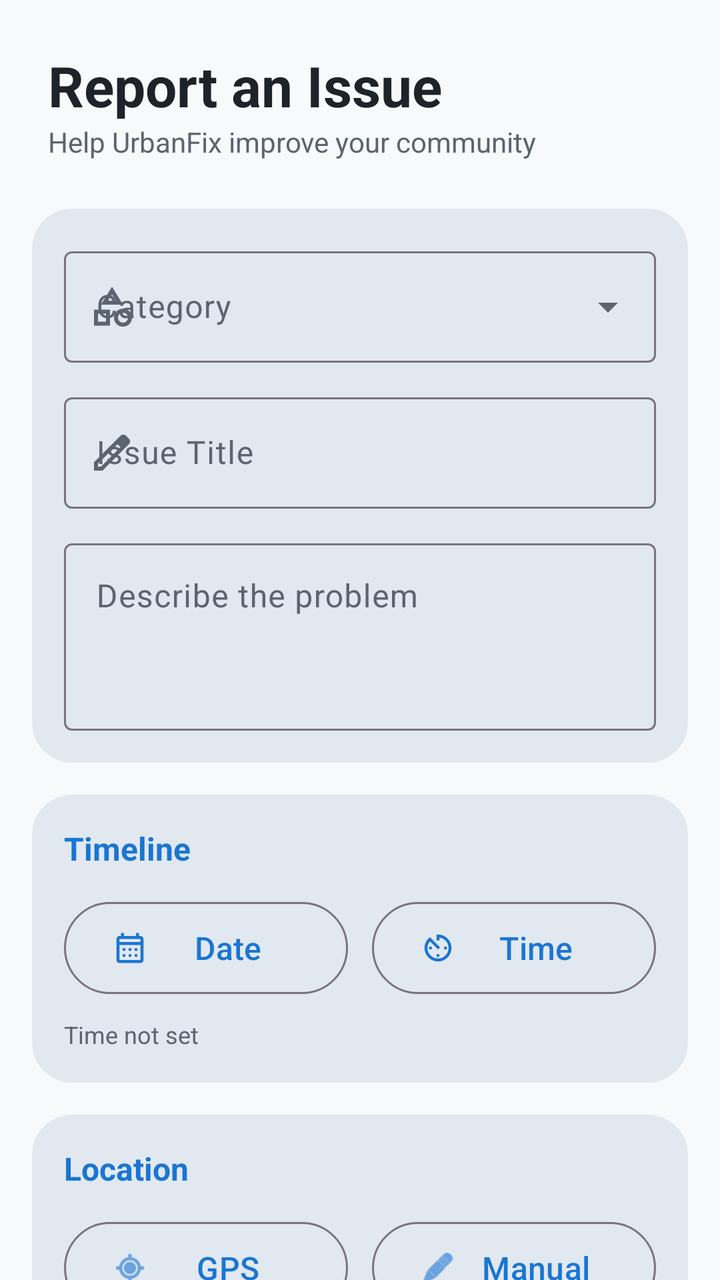
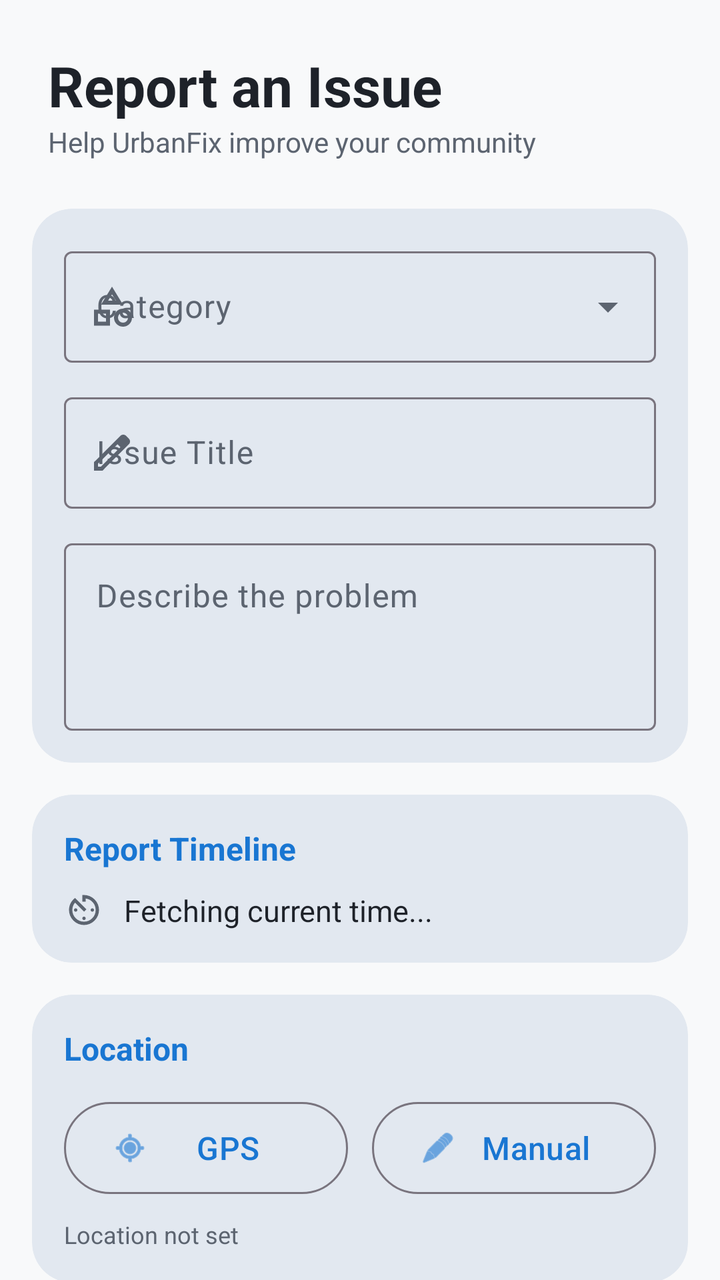

Two renders of the same Android screen: before a commit and after it. Below are the layout's source before the change and the commit's diff.
<!-- AndroidManifest.xml: application theme Theme.Urbanfix -->
<!-- res/layout/fragment_report.xml -->
<?xml version="1.0" encoding="utf-8"?>
<androidx.constraintlayout.widget.ConstraintLayout xmlns:android="http://schemas.android.com/apk/res/android"
    xmlns:app="http://schemas.android.com/apk/res-auto"
    xmlns:tools="http://schemas.android.com/tools"
    android:layout_width="match_parent"
    android:layout_height="match_parent"
    android:background="?android:attr/windowBackground">

    <LinearLayout
        android:id="@+id/headerLayout"
        android:layout_width="match_parent"
        android:layout_height="wrap_content"
        android:orientation="vertical"
        android:padding="24dp"
        app:layout_constraintTop_toTopOf="parent">

        <TextView
            android:layout_width="wrap_content"
            android:layout_height="wrap_content"
            android:text="Report an Issue"
            android:textColor="?attr/colorOnSurface"
            android:textSize="28sp"
            android:textStyle="bold" />

        <TextView
            android:layout_width="wrap_content"
            android:layout_height="wrap_content"
            android:text="Help UrbanFix improve your community"
            android:textColor="?attr/colorOnSurfaceVariant" android:textSize="14sp" />
    </LinearLayout>

    <ScrollView
        android:layout_width="match_parent"
        android:layout_height="0dp"
        android:fillViewport="true"
        android:scrollbars="none"
        app:layout_constraintBottom_toBottomOf="parent"
        app:layout_constraintTop_toBottomOf="@id/headerLayout">

        <LinearLayout
            android:layout_width="match_parent"
            android:layout_height="wrap_content"
            android:orientation="vertical"
            android:paddingHorizontal="16dp"
            android:paddingBottom="24dp">

            <com.google.android.material.card.MaterialCardView
                android:layout_width="match_parent"
                android:layout_height="wrap_content"
                android:layout_marginBottom="16dp"
                app:cardBackgroundColor="?attr/colorSurfaceVariant" app:cardCornerRadius="20dp"
                app:cardElevation="0dp"
                app:strokeWidth="0dp">

                <LinearLayout
                    android:layout_width="match_parent"
                    android:layout_height="wrap_content"
                    android:orientation="vertical"
                    android:padding="16dp">

                    <com.google.android.material.textfield.TextInputLayout
                        style="@style/Widget.Material3.TextInputLayout.OutlinedBox.ExposedDropdownMenu"
                        android:layout_width="match_parent"
                        android:layout_height="wrap_content"
                        android:hint="Category"
                        app:startIconDrawable="@drawable/ic_category">

                        <AutoCompleteTextView
                            android:id="@+id/categorySpinner"
                            android:layout_width="match_parent"
                            android:layout_height="wrap_content"
                            android:inputType="none"
                            android:textColor="?attr/colorOnSurface" />
                    </com.google.android.material.textfield.TextInputLayout>

                    <com.google.android.material.textfield.TextInputLayout
                        style="@style/Widget.Material3.TextInputLayout.OutlinedBox"
                        android:layout_width="match_parent"
                        android:layout_height="wrap_content"
                        android:layout_marginTop="12dp"
                        android:hint="Issue Title"
                        app:startIconDrawable="@drawable/ic_edit">

                        <com.google.android.material.textfield.TextInputEditText
                            android:id="@+id/etTitle"
                            android:layout_width="match_parent"
                            android:layout_height="wrap_content"
                            android:inputType="textCapSentences"
                            android:textColor="?attr/colorOnSurface" />
                    </com.google.android.material.textfield.TextInputLayout>

                    <com.google.android.material.textfield.TextInputLayout
                        style="@style/Widget.Material3.TextInputLayout.OutlinedBox"
                        android:layout_width="match_parent"
                        android:layout_height="wrap_content"
                        android:layout_marginTop="12dp"
                        android:hint="Describe the problem">

                        <com.google.android.material.textfield.TextInputEditText
                            android:id="@+id/etDescription"
                            android:layout_width="match_parent"
                            android:layout_height="wrap_content"
                            android:gravity="top"
                            android:inputType="textMultiLine"
                            android:minLines="3"
                            android:textColor="?attr/colorOnSurface" />
                    </com.google.android.material.textfield.TextInputLayout>
                </LinearLayout>
            </com.google.android.material.card.MaterialCardView>

            <com.google.android.material.card.MaterialCardView
                android:layout_width="match_parent"
                android:layout_height="wrap_content"
                android:layout_marginBottom="16dp"
                app:cardBackgroundColor="?attr/colorSurfaceVariant" app:cardCornerRadius="20dp"
                app:cardElevation="0dp"
                app:strokeWidth="0dp">

                <LinearLayout
                    android:layout_width="match_parent"
                    android:layout_height="wrap_content"
                    android:orientation="vertical"
                    android:padding="16dp">

                    <TextView
                        android:layout_width="wrap_content"
                        android:layout_height="wrap_content"
                        android:text="Timeline"
                        android:textStyle="bold"
                        android:textColor="?attr/colorPrimary" />

                    <LinearLayout
                        android:layout_width="match_parent"
                        android:layout_height="wrap_content"
                        android:layout_marginTop="12dp"
                        android:orientation="horizontal"
                        android:weightSum="2">

                        <com.google.android.material.button.MaterialButton
                            android:id="@+id/btnPickDate"
                            style="@style/Widget.Material3.Button.OutlinedButton"
                            android:layout_width="0dp"
                            android:layout_height="54dp"
                            android:layout_weight="1"
                            android:layout_marginEnd="6dp"
                            android:text="Date"
                            app:icon="@drawable/ic_calendar" />

                        <com.google.android.material.button.MaterialButton
                            android:id="@+id/btnPickTime"
                            style="@style/Widget.Material3.Button.OutlinedButton"
                            android:layout_width="0dp"
                            android:layout_height="54dp"
                            android:layout_weight="1"
                            android:layout_marginStart="6dp"
                            android:text="Time"
                            app:icon="@drawable/ic_timer" />
                    </LinearLayout>

                    <TextView
                        android:id="@+id/tvSelectedDateTime"
                        android:layout_width="wrap_content"
                        android:layout_height="wrap_content"
                        android:layout_marginTop="8dp"
                        android:text="Time not set"
                        android:textColor="?attr/colorOnSurfaceVariant" android:textSize="12sp" />
                </LinearLayout>
            </com.google.android.material.card.MaterialCardView>

            <com.google.android.material.card.MaterialCardView
                android:layout_width="match_parent"
                android:layout_height="wrap_content"
                android:layout_marginBottom="16dp"
                app:cardBackgroundColor="?attr/colorSurfaceVariant" app:cardCornerRadius="20dp"
                app:cardElevation="0dp"
                app:strokeWidth="0dp">

                <LinearLayout
                    android:layout_width="match_parent"
                    android:layout_height="wrap_content"
                    android:orientation="vertical"
                    android:padding="16dp">

                    <TextView
                        android:layout_width="wrap_content"
                        android:layout_height="wrap_content"
                        android:text="Location"
                        android:textStyle="bold"
                        android:textColor="?attr/colorPrimary" />

                    <LinearLayout
                        android:layout_width="match_parent"
                        android:layout_height="wrap_content"
                        android:layout_marginTop="12dp"
                        android:orientation="horizontal"
                        android:weightSum="2">

                        <com.google.android.material.button.MaterialButton
                            android:id="@+id/btnCurrentLoc"
                            style="@style/Widget.Material3.Button.OutlinedButton"
                            android:layout_width="0dp"
                            android:layout_height="54dp"
                            android:layout_weight="1"
                            android:layout_marginEnd="6dp"
                            android:text="GPS"
                            app:icon="@android:drawable/ic_menu_mylocation" />

                        <com.google.android.material.button.MaterialButton
                            android:id="@+id/btnManualLoc"
                            style="@style/Widget.Material3.Button.OutlinedButton"
                            android:layout_width="0dp"
                            android:layout_height="54dp"
                            android:layout_weight="1"
                            android:layout_marginStart="6dp"
                            android:text="Manual"
                            app:icon="@android:drawable/ic_menu_edit" />
                    </LinearLayout>

                    <TextView
                        android:id="@+id/tvSelectedLocation"
                        android:layout_width="wrap_content"
                        android:layout_height="wrap_content"
                        android:layout_marginTop="8dp"
                        android:text="Location not set"
                        android:textColor="?attr/colorOnSurfaceVariant" android:textSize="12sp" />
                </LinearLayout>
            </com.google.android.material.card.MaterialCardView>

            <com.google.android.material.card.MaterialCardView
                android:layout_width="match_parent"
                android:layout_height="wrap_content"
                android:layout_marginBottom="16dp"
                app:cardBackgroundColor="?attr/colorSurfaceVariant" app:cardCornerRadius="20dp"
                app:cardElevation="0dp"
                app:strokeWidth="0dp">

                <LinearLayout
                    android:layout_width="match_parent"
                    android:layout_height="wrap_content"
                    android:orientation="vertical"
                    android:padding="16dp">

                    <TextView
                        android:layout_width="wrap_content"
                        android:layout_height="wrap_content"
                        android:text="Evidence Photos"
                        android:textStyle="bold"
                        android:textColor="?attr/colorPrimary" />

                    <androidx.recyclerview.widget.RecyclerView
                        android:id="@+id/rvImagePreview"
                        android:layout_width="match_parent"
                        android:layout_height="wrap_content"
                        android:layout_marginTop="12dp"
                        android:orientation="horizontal"
                        app:layoutManager="androidx.recyclerview.widget.LinearLayoutManager"
                        tools:listitem="@layout/item_image" />

                    <LinearLayout
                        android:layout_width="match_parent"
                        android:layout_height="wrap_content"
                        android:layout_marginTop="12dp"
                        android:orientation="horizontal"
                        android:weightSum="2">

                        <com.google.android.material.button.MaterialButton
                            android:id="@+id/btnCamera"
                            style="@style/Widget.Material3.Button.OutlinedButton"
                            android:layout_width="0dp"
                            android:layout_height="54dp"
                            android:layout_weight="1"
                            android:layout_marginEnd="6dp"
                            android:text="Camera"
                            app:icon="@android:drawable/ic_menu_camera" />

                        <com.google.android.material.button.MaterialButton
                            android:id="@+id/btnGallery"
                            style="@style/Widget.Material3.Button.OutlinedButton"
                            android:layout_width="0dp"
                            android:layout_height="54dp"
                            android:layout_weight="1"
                            android:layout_marginStart="6dp"
                            android:text="Gallery"
                            app:icon="@android:drawable/ic_menu_gallery" />
                    </LinearLayout>
                </LinearLayout>
            </com.google.android.material.card.MaterialCardView>

            <TextView
                android:layout_width="wrap_content"
                android:layout_height="wrap_content"
                android:text="How urgent is this?"
                android:layout_marginStart="4dp"
                android:layout_marginBottom="8dp"
                android:textColor="?attr/colorOnSurface"
                android:textStyle="bold" />

            <com.google.android.material.button.MaterialButtonToggleGroup
                android:id="@+id/priorityToggle"
                android:layout_width="match_parent"
                android:layout_height="wrap_content"
                android:layout_marginBottom="24dp"
                app:singleSelection="true"
                app:selectionRequired="true">

                <com.google.android.material.button.MaterialButton
                    android:id="@+id/btnLow"
                    style="@style/Widget.Material3.Button.OutlinedButton"
                    android:layout_width="0dp"
                    android:layout_height="wrap_content"
                    android:layout_weight="1"
                    android:text="Low" />

                <com.google.android.material.button.MaterialButton
                    android:id="@+id/btnMedium"
                    style="@style/Widget.Material3.Button.OutlinedButton"
                    android:layout_width="0dp"
                    android:layout_height="wrap_content"
                    android:layout_weight="1"
                    android:text="Standard" />

                <com.google.android.material.button.MaterialButton
                    android:id="@+id/btnHigh"
                    style="@style/Widget.Material3.Button.OutlinedButton"
                    android:layout_width="0dp"
                    android:layout_height="wrap_content"
                    android:layout_weight="1"
                    android:text="Urgent" />
            </com.google.android.material.button.MaterialButtonToggleGroup>

            <com.google.android.material.button.MaterialButton
                android:id="@+id/btnSubmit"
                android:layout_width="match_parent"
                android:layout_height="60dp"
                android:text="Submit Report"
                android:textStyle="bold"
                app:cornerRadius="16dp" />

        </LinearLayout>
    </ScrollView>
</androidx.constraintlayout.widget.ConstraintLayout>
<!-- res/layout/item_image.xml (included above) -->
<?xml version="1.0" encoding="utf-8"?>
<com.google.android.material.card.MaterialCardView
    xmlns:android="http://schemas.android.com/apk/res/android"
    xmlns:app="http://schemas.android.com/apk/res-auto"
    android:layout_width="100dp"
    android:layout_height="100dp"
    android:layout_margin="4dp"
    app:cardCornerRadius="8dp"
    app:cardElevation="2dp"
    app:strokeWidth="1dp"
    app:strokeColor="?attr/colorOutlineVariant">

    <FrameLayout
        android:layout_width="match_parent"
        android:layout_height="match_parent">

        <ImageView
            android:id="@+id/ivPreview"
            android:layout_width="match_parent"
            android:layout_height="match_parent"
            android:scaleType="centerCrop"
            android:src="@android:drawable/ic_menu_gallery" />

        <ImageButton
            android:id="@+id/btnRemoveImage"
            android:layout_width="24dp"
            android:layout_height="24dp"
            android:layout_gravity="top|end"
            android:layout_margin="4dp"
            android:background="@drawable/ic_cancel"
            android:backgroundTint="#B00020"
            android:contentDescription="Remove" />

    </FrameLayout>
</com.google.android.material.card.MaterialCardView>
<!-- resources referenced by this layout -->
<resources>
  <!-- drawable ic_calendar (drawable) -->
  <vector xmlns:android="http://schemas.android.com/apk/res/android"
      android:width="24dp"
      android:height="24dp"
      android:viewportWidth="960"
      android:viewportHeight="960">
    <path
        android:pathData="M200,880q-33,0 -56.5,-23.5T120,800v-560q0,-33 23.5,-56.5T200,160h40v-80h80v80h320v-80h80v80h40q33,0 56.5,23.5T840,240v560q0,33 -23.5,56.5T760,880L200,880ZM200,800h560v-400L200,400v400ZM200,320h560v-80L200,240v80ZM200,320v-80,80ZM480,560q-17,0 -28.5,-11.5T440,520q0,-17 11.5,-28.5T480,480q17,0 28.5,11.5T520,520q0,17 -11.5,28.5T480,560ZM320,560q-17,0 -28.5,-11.5T280,520q0,-17 11.5,-28.5T320,480q17,0 28.5,11.5T360,520q0,17 -11.5,28.5T320,560ZM640,560q-17,0 -28.5,-11.5T600,520q0,-17 11.5,-28.5T640,480q17,0 28.5,11.5T680,520q0,17 -11.5,28.5T640,560ZM480,720q-17,0 -28.5,-11.5T440,680q0,-17 11.5,-28.5T480,640q17,0 28.5,11.5T520,680q0,17 -11.5,28.5T480,720ZM320,720q-17,0 -28.5,-11.5T280,680q0,-17 11.5,-28.5T320,640q17,0 28.5,11.5T360,680q0,17 -11.5,28.5T320,720ZM640,720q-17,0 -28.5,-11.5T600,680q0,-17 11.5,-28.5T640,640q17,0 28.5,11.5T680,680q0,17 -11.5,28.5T640,720Z"
        android:fillColor="#e3e3e3"/>
  </vector>
  <!-- drawable ic_cancel (drawable) -->
  <vector xmlns:android="http://schemas.android.com/apk/res/android" android:height="24dp" android:tint="#000000" android:viewportHeight="24" android:viewportWidth="24" android:width="24dp">
        
      <path android:fillColor="@android:color/white" android:pathData="M12,2C6.47,2 2,6.47 2,12s4.47,10 10,10 10,-4.47 10,-10S17.53,2 12,2zM17,15.59L15.59,17 12,13.41 8.41,17 7,15.59 10.59,12 7,8.41 8.41,7 12,10.59 15.59,7 17,8.41 13.41,12 17,15.59z"/>
      
  </vector>
  <!-- drawable ic_category (drawable) -->
  <vector xmlns:android="http://schemas.android.com/apk/res/android"
      android:width="24dp"
      android:height="24dp"
      android:viewportWidth="960"
      android:viewportHeight="960">
    <path
        android:pathData="m260,440 l220,-360 220,360L260,440ZM700,880q-75,0 -127.5,-52.5T520,700q0,-75 52.5,-127.5T700,520q75,0 127.5,52.5T880,700q0,75 -52.5,127.5T700,880ZM120,860v-320h320v320L120,860ZM700,800q42,0 71,-29t29,-71q0,-42 -29,-71t-71,-29q-42,0 -71,29t-29,71q0,42 29,71t71,29ZM200,780h160v-160L200,620v160ZM402,360h156l-78,-126 -78,126ZM480,360ZM360,620ZM700,700Z"
        android:fillColor="#e3e3e3"/>
  </vector>
  <!-- drawable ic_edit (drawable) -->
  <vector xmlns:android="http://schemas.android.com/apk/res/android"
      android:width="24dp"
      android:height="24dp"
      android:viewportWidth="960"
      android:viewportHeight="960">
    <path
        android:pathData="M200,760h57l391,-391 -57,-57 -391,391v57ZM120,840v-170l528,-527q12,-11 26.5,-17t30.5,-6q16,0 31,6t26,18l55,56q12,11 17.5,26t5.5,30q0,16 -5.5,30.5T817,313L290,840L120,840ZM760,256 L704,200 760,256ZM619,341 L591,312 648,369 619,341Z"
        android:fillColor="#e3e3e3"/>
  </vector>
  <style name="Theme.Urbanfix" parent="Base.Theme.Urbanfix" />
  <color name="premium_bg">#F8F9FA</color>
  <color name="text_primary">#1E2229</color>
  <color name="premium_card_contrast">#E2E8F0</color>
  <color name="text_secondary">#5C6470</color>
  <!-- unchanged entries left out for length: 2 -->
</resources>

<!-- the commit's change to res/layout/fragment_report.xml (unified diff, before → after) -->
@@ -1,5 +1,6 @@
 <?xml version="1.0" encoding="utf-8"?>
-<androidx.constraintlayout.widget.ConstraintLayout xmlns:android="http://schemas.android.com/apk/res/android"
+<androidx.constraintlayout.widget.ConstraintLayout
+    xmlns:android="http://schemas.android.com/apk/res/android"
     xmlns:app="http://schemas.android.com/apk/res-auto"
     xmlns:tools="http://schemas.android.com/tools"
     android:layout_width="match_parent"
@@ -26,7 +27,8 @@
             android:layout_width="wrap_content"
             android:layout_height="wrap_content"
             android:text="Help UrbanFix improve your community"
-            android:textColor="?attr/colorOnSurfaceVariant" android:textSize="14sp" />
+            android:textColor="?attr/colorOnSurfaceVariant"
+            android:textSize="14sp" />
     </LinearLayout>
 
     <ScrollView
@@ -48,7 +50,8 @@
                 android:layout_width="match_parent"
                 android:layout_height="wrap_content"
                 android:layout_marginBottom="16dp"
-                app:cardBackgroundColor="?attr/colorSurfaceVariant" app:cardCornerRadius="20dp"
+                app:cardBackgroundColor="?attr/colorSurfaceVariant"
+                app:cardCornerRadius="20dp"
                 app:cardElevation="0dp"
                 app:strokeWidth="0dp">
 
@@ -112,7 +115,8 @@
                 android:layout_width="match_parent"
                 android:layout_height="wrap_content"
                 android:layout_marginBottom="16dp"
-                app:cardBackgroundColor="?attr/colorSurfaceVariant" app:cardCornerRadius="20dp"
+                app:cardBackgroundColor="?attr/colorSurfaceVariant"
+                app:cardCornerRadius="20dp"
                 app:cardElevation="0dp"
                 app:strokeWidth="0dp">
 
@@ -125,45 +129,33 @@
                     <TextView
                         android:layout_width="wrap_content"
                         android:layout_height="wrap_content"
-                        android:text="Timeline"
+                        android:text="Report Timeline"
                         android:textStyle="bold"
                         android:textColor="?attr/colorPrimary" />
 
                     <LinearLayout
                         android:layout_width="match_parent"
                         android:layout_height="wrap_content"
-                        android:layout_marginTop="12dp"
-                        android:orientation="horizontal"
-                        android:weightSum="2">
-
-                        <com.google.android.material.button.MaterialButton
-                            android:id="@+id/btnPickDate"
-                            style="@style/Widget.Material3.Button.OutlinedButton"
-                            android:layout_width="0dp"
-                            android:layout_height="54dp"
-                            android:layout_weight="1"
-                            android:layout_marginEnd="6dp"
-                            android:text="Date"
-                            app:icon="@drawable/ic_calendar" />
-
-                        <com.google.android.material.button.MaterialButton
-                            android:id="@+id/btnPickTime"
-                            style="@style/Widget.Material3.Button.OutlinedButton"
-                            android:layout_width="0dp"
-                            android:layout_height="54dp"
-                            android:layout_weight="1"
-                            android:layout_marginStart="6dp"
-                            android:text="Time"
-                            app:icon="@drawable/ic_timer" />
+                        android:layout_marginTop="10dp"
+                        android:gravity="center_vertical"
+                        android:orientation="horizontal">
+
+                        <ImageView
+                            android:layout_width="20dp"
+                            android:layout_height="20dp"
+                            android:src="@drawable/ic_timer"
+                            app:tint="?attr/colorOnSurfaceVariant" />
+
+                        <TextView
+                            android:id="@+id/tvSelectedDateTime"
+                            android:layout_width="wrap_content"
+                            android:layout_height="wrap_content"
+                            android:layout_marginStart="10dp"
+                            android:text="Fetching current time..."
+                            android:textColor="?attr/colorOnSurface"
+                            android:textSize="15sp"
+                            android:textStyle="normal" />
                     </LinearLayout>
-
-                    <TextView
-                        android:id="@+id/tvSelectedDateTime"
-                        android:layout_width="wrap_content"
-                        android:layout_height="wrap_content"
-                        android:layout_marginTop="8dp"
-                        android:text="Time not set"
-                        android:textColor="?attr/colorOnSurfaceVariant" android:textSize="12sp" />
                 </LinearLayout>
             </com.google.android.material.card.MaterialCardView>
 
@@ -171,7 +163,8 @@
                 android:layout_width="match_parent"
                 android:layout_height="wrap_content"
                 android:layout_marginBottom="16dp"
-                app:cardBackgroundColor="?attr/colorSurfaceVariant" app:cardCornerRadius="20dp"
+                app:cardBackgroundColor="?attr/colorSurfaceVariant"
+                app:cardCornerRadius="20dp"
                 app:cardElevation="0dp"
                 app:strokeWidth="0dp">
 
@@ -222,7 +215,8 @@
                         android:layout_height="wrap_content"
                         android:layout_marginTop="8dp"
                         android:text="Location not set"
-                        android:textColor="?attr/colorOnSurfaceVariant" android:textSize="12sp" />
+                        android:textColor="?attr/colorOnSurfaceVariant"
+                        android:textSize="12sp" />
                 </LinearLayout>
             </com.google.android.material.card.MaterialCardView>
 
@@ -230,7 +224,8 @@
                 android:layout_width="match_parent"
                 android:layout_height="wrap_content"
                 android:layout_marginBottom="16dp"
-                app:cardBackgroundColor="?attr/colorSurfaceVariant" app:cardCornerRadius="20dp"
+                app:cardBackgroundColor="?attr/colorSurfaceVariant"
+                app:cardCornerRadius="20dp"
                 app:cardElevation="0dp"
                 app:strokeWidth="0dp">
 
@@ -317,7 +312,7 @@
                     android:layout_width="0dp"
                     android:layout_height="wrap_content"
                     android:layout_weight="1"
-                    android:text="Standard" />
+                    android:text="Medium" />
 
                 <com.google.android.material.button.MaterialButton
                     android:id="@+id/btnHigh"
@@ -325,19 +320,22 @@
                     android:layout_width="0dp"
                     android:layout_height="wrap_content"
                     android:layout_weight="1"
-                    android:text="Urgent" />
+                    android:text="High" />
             </com.google.android.material.button.MaterialButtonToggleGroup>
 
             <com.google.android.material.button.MaterialButton
                 android:id="@+id/btnSubmit"
-                android:layout_width="match_parent"
-                android:layout_height="60dp"
-                android:text="Submit Report"
+                style="@style/Widget.Material3.Button"
+                android:layout_width="match_parent"
+                android:layout_height="56dp"
+                android:text="Submit"
+                android:textSize="16sp"
                 android:textStyle="bold"
-                app:cornerRadius="16dp" />
+                app:cornerRadius="28dp" />
 
         </LinearLayout>
     </ScrollView>
+
 </androidx.constraintlayout.widget.ConstraintLayout>
 <!-- res/layout/item_image.xml (included above) -->
 <?xml version="1.0" encoding="utf-8"?>
<!-- resource entries referenced after the edit -->
@@ -1,15 +1,5 @@
 <!-- resources referenced by this layout -->
 <resources>
-  <!-- drawable ic_calendar (drawable) -->
-  <vector xmlns:android="http://schemas.android.com/apk/res/android"
-      android:width="24dp"
-      android:height="24dp"
-      android:viewportWidth="960"
-      android:viewportHeight="960">
-    <path
-        android:pathData="M200,880q-33,0 -56.5,-23.5T120,800v-560q0,-33 23.5,-56.5T200,160h40v-80h80v80h320v-80h80v80h40q33,0 56.5,23.5T840,240v560q0,33 -23.5,56.5T760,880L200,880ZM200,800h560v-400L200,400v400ZM200,320h560v-80L200,240v80ZM200,320v-80,80ZM480,560q-17,0 -28.5,-11.5T440,520q0,-17 11.5,-28.5T480,480q17,0 28.5,11.5T520,520q0,17 -11.5,28.5T480,560ZM320,560q-17,0 -28.5,-11.5T280,520q0,-17 11.5,-28.5T320,480q17,0 28.5,11.5T360,520q0,17 -11.5,28.5T320,560ZM640,560q-17,0 -28.5,-11.5T600,520q0,-17 11.5,-28.5T640,480q17,0 28.5,11.5T680,520q0,17 -11.5,28.5T640,560ZM480,720q-17,0 -28.5,-11.5T440,680q0,-17 11.5,-28.5T480,640q17,0 28.5,11.5T520,680q0,17 -11.5,28.5T480,720ZM320,720q-17,0 -28.5,-11.5T280,680q0,-17 11.5,-28.5T320,640q17,0 28.5,11.5T360,680q0,17 -11.5,28.5T320,720ZM640,720q-17,0 -28.5,-11.5T600,680q0,-17 11.5,-28.5T640,640q17,0 28.5,11.5T680,680q0,17 -11.5,28.5T640,720Z"
-        android:fillColor="#e3e3e3"/>
-  </vector>
   <!-- drawable ic_cancel (drawable) -->
   <vector xmlns:android="http://schemas.android.com/apk/res/android" android:height="24dp" android:tint="#000000" android:viewportHeight="24" android:viewportWidth="24" android:width="24dp">
         
